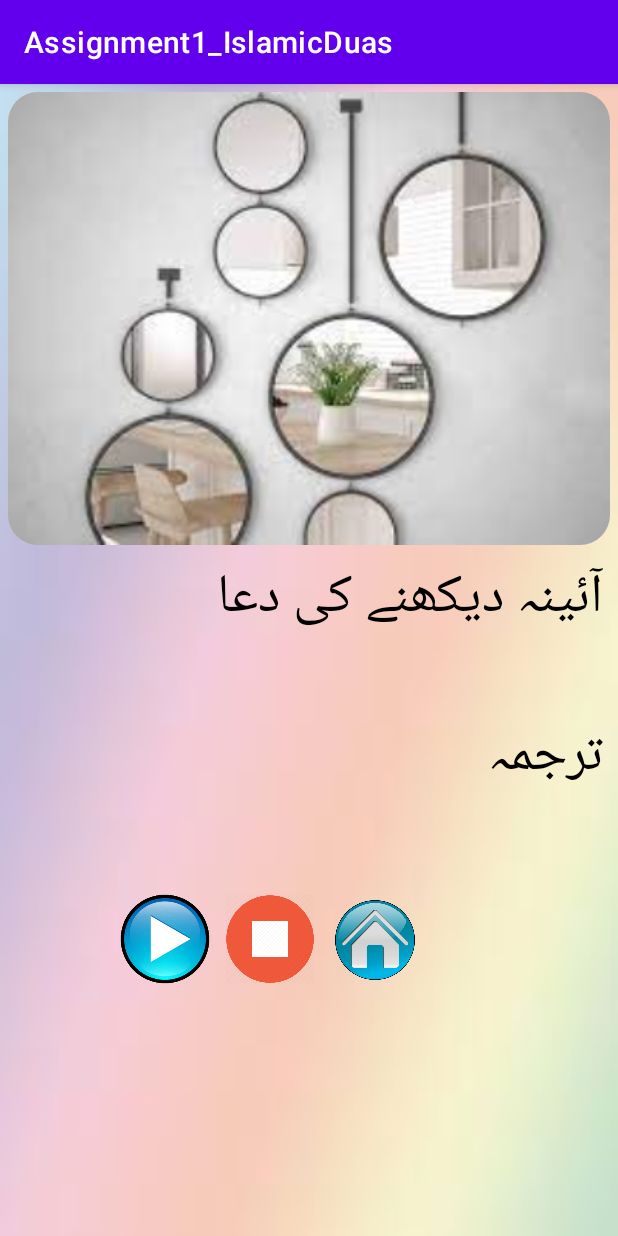
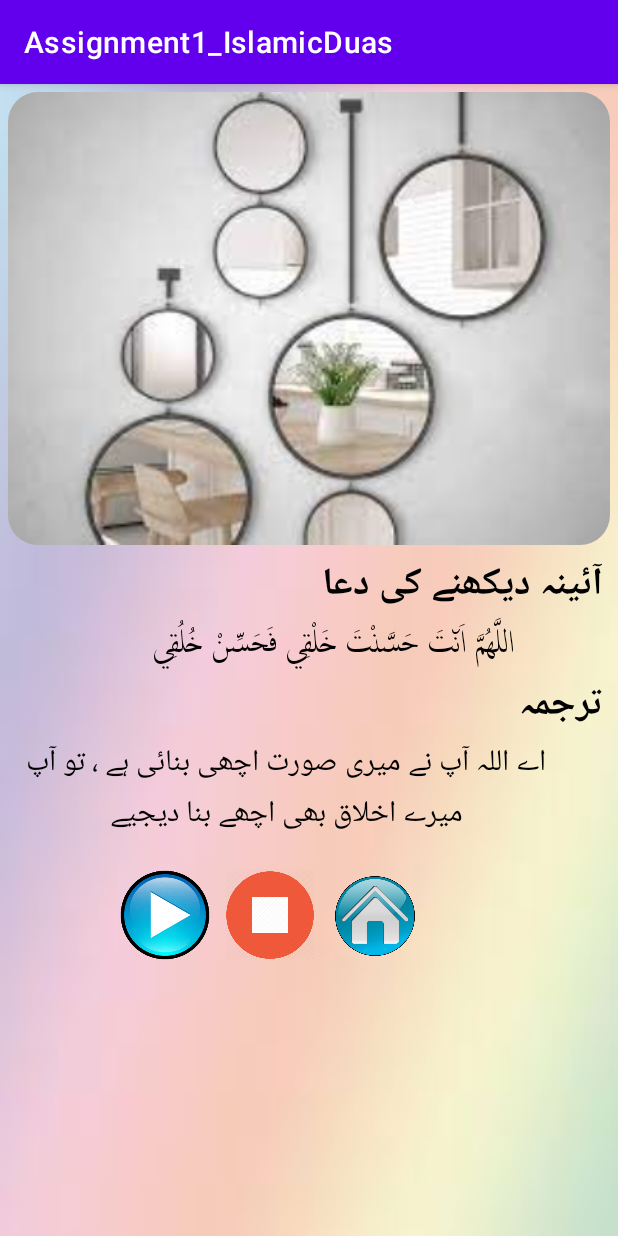
Before and after one commit to farahbutt99/Assignment1, an Android app: the Dua3 screen opened directly, with no data from a screen before it, on a phone screen of 412 x 824 dp. Run offline under Robolectric (Android 15) with nearby library versions, the phone set to English and light mode, and no system bars; Roboto replaces fonts that are not available here.

Commit message:
dua3 done

```diff
--- a/Assignment_IslamicDuas/app/src/main/res/layout/activity_dua3.xml
+++ b/Assignment_IslamicDuas/app/src/main/res/layout/activity_dua3.xml
@@ -47,7 +47,8 @@
                     android:text="آئینہ دیکھنے کی دعا"
                     android:layout_marginRight="10dp"
                     android:textColor="@color/black"
-                    android:textSize="36sp" />
+                    android:textStyle="bold"
+                    android:textSize="25sp" />
             </LinearLayout>
             <LinearLayout
                 android:layout_width="wrap_content"
@@ -62,10 +63,10 @@
                     android:layout_height="wrap_content"
                     android:fontFamily="@font/arabictypesettingregular"
                     android:textAlignment="center"
-                    android:text=""
+                    android:text="اللَّهُمَّ اَن٘تَ حَسَّنْتَ خَلْقِي فَحَسِّنْ خُلُقِي"
                     android:textColor="@color/black"
                     android:layout_marginRight="70dp"
-                    android:textSize="36sp"
+                    android:textSize="30sp"
                     android:gravity="center_horizontal" />
             </LinearLayout>
             <LinearLayout
@@ -82,8 +83,9 @@
                     android:fontFamily="@font/jameelnoorinastaleeqregular"
                     android:layout_marginRight="10dp"
                     android:text="ترجمہ"
+                    android:textStyle="bold"
                     android:textColor="@color/black"
-                    android:textSize="36sp" />
+                    android:textSize="25sp" />
             </LinearLayout>
             <LinearLayout
                 android:layout_width="wrap_content"
@@ -100,10 +102,10 @@
                     android:textAlignment="center"
                     android:layout_marginRight="40dp"
                     android:layout_marginLeft="10dp"
-                    android:text=""
+                    android:text="اے اللہ آپ نے میری صورت اچھی بنائی ہے ، تو آپ میرے اخلاق بھی اچھے بنا دیجیے"
                     android:textColor="@color/black"
                     android:gravity="center_horizontal"
-                    android:textSize="30sp" />
+                    android:textSize="20sp" />
             </LinearLayout>
         </LinearLayout>
         <LinearLayout
```
